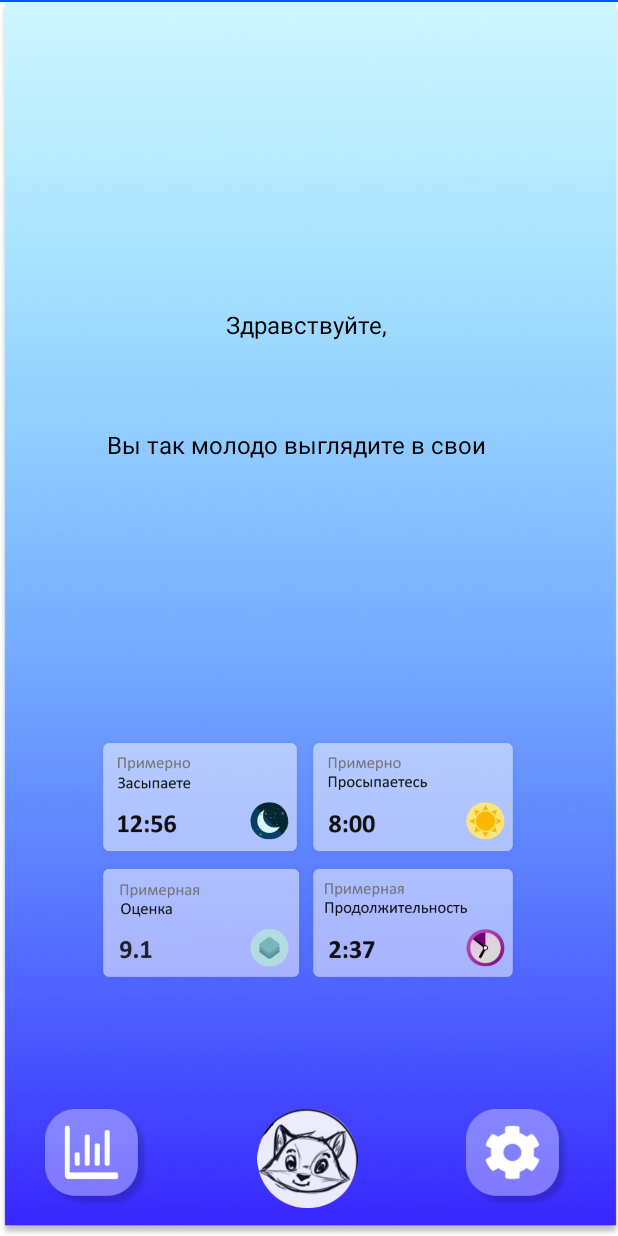
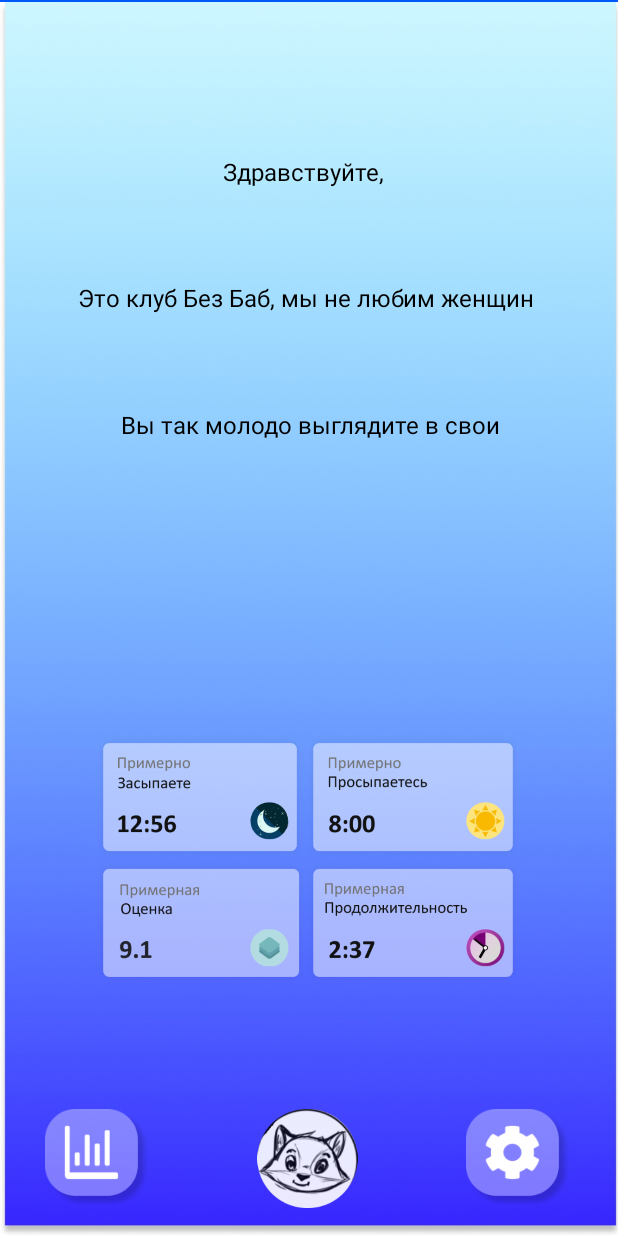
Before and after one commit to loxigl/SleepLab, an Android app: the LoginScreen screen opened directly, with no data from a screen before it, after a tap on "ВОЙТИ", on a phone screen of 412 x 824 dp. Run offline under Robolectric (Android 15) with nearby library versions, the phone set to English and light mode, and no system bars; Roboto replaces fonts that are not available here.

Commit message:
Шейред преференсы(сохраняющиеся глобальные переменный) и одноразовый логин

```diff
--- a/app/src/main/java/com/example/project/LoginScreen.java
+++ b/app/src/main/java/com/example/project/LoginScreen.java
@@ -19,6 +19,7 @@ public class LoginScreen extends AppCompatActivity {
     private SharedPreferences gender;
     private String str1;
     private String str2;
+    public static final String MY_PREFS_NAME="login";
 
 
 
@@ -27,10 +28,14 @@ public class LoginScreen extends AppCompatActivity {
         super.onCreate(savedInstanceState);
         setContentView(R.layout.activity_login);
         btn=(Button) findViewById(R.id.button);
-        /*EditText s1= (EditText) findViewById(R.id.name);
-        EditText s2= (EditText) findViewById(R.id.age) ;
-        str1=s1.getText().toString();
-        str2=s2.getText().toString();*/
+        SharedPreferences prefs = getSharedPreferences(MY_PREFS_NAME, MODE_PRIVATE);
+        Boolean check=prefs.getBoolean("userRegistered",false);
+        if (check)
+        {
+            Intent intent2 = new Intent(LoginScreen.this, MainScreen.class);
+            startActivity(intent2);
+        }
+
 
 
         btn.setOnClickListener(view -> {
@@ -39,9 +44,14 @@ public class LoginScreen extends AppCompatActivity {
             EditText s2= (EditText) findViewById(R.id.age) ;
             str1=s1.getText().toString();
             str2=s2.getText().toString();
-            intent.putExtra("Name",str1);
-            intent.putExtra("Age",str2);
+            /*intent.putExtra("Name",str1);
+            intent.putExtra("Age",str2);*/
             startActivity(intent);
+            SharedPreferences.Editor editor = getSharedPreferences(MY_PREFS_NAME, MODE_PRIVATE).edit();
+            editor.putBoolean("userRegistered", true);
+            editor.putString("name",str1);
+            editor.putString("age",str2);
+            editor.apply();
 
 
         });
@@ -49,9 +59,23 @@ public class LoginScreen extends AppCompatActivity {
     ImageButton button;
    public void onClick(View view)
    {
+       SharedPreferences.Editor editor = getSharedPreferences(MY_PREFS_NAME, MODE_PRIVATE).edit();
+       switch (view.getId()) {
+           case R.id.men:
 
-
+               editor.putBoolean("man",true);
+               editor.apply();
+               break;
+           case R.id.women:
+               editor.putBoolean("man",false);
+               editor.apply();
+               break;
+           default:
+               break;
+       }
        Toast.makeText(this, "Пол выбран", Toast.LENGTH_SHORT).show();
    }
 
+
+
 }
--- a/app/src/main/java/com/example/project/MainScreen.java
+++ b/app/src/main/java/com/example/project/MainScreen.java
@@ -3,30 +3,44 @@ package com.example.project;
 import androidx.appcompat.app.AppCompatActivity;
 
 import android.content.Intent;
+import android.content.SharedPreferences;
 import android.os.Bundle;
 import android.widget.Button;
 import android.widget.TextView;
 
 public class MainScreen extends AppCompatActivity {
+    private static final String MY_PREFS_NAME ="login" ;
     private Button btn1;
     private Button btn2;
     private Button btn3;
     public String name;
     public String age;
+    public Boolean man;
 
 
     @Override
     protected void onCreate(Bundle savedInstanceState) {
         super.onCreate(savedInstanceState);
         setContentView(R.layout.activity_main);
+        SharedPreferences prefs = getSharedPreferences(MY_PREFS_NAME, MODE_PRIVATE);
+        name=prefs.getString("name","");
+        age=prefs.getString("age","");
         btn1=(Button)findViewById(R.id.grafButton);
         btn2=(Button)findViewById(R.id.opthionsButton);
         btn3=(Button)findViewById(R.id.maskotButton) ;
-        Intent firstint=getIntent();
-        name= getIntent().getStringExtra("Name");
-        age=getIntent().getStringExtra("Age");
         TextView s=(TextView) findViewById(R.id.textView3);
         TextView s2=(TextView)findViewById(R.id.textView6);
+        TextView s3=(TextView)findViewById(R.id.textView8);
+        Boolean check=prefs.getBoolean("man",false);
+        if (check)
+        {
+            s3.setText("Проходи в нашу мужскую кампанию");
+
+        }
+        else
+        {
+            s3.setText("Это клуб Без Баб, мы не любим женщин");
+        }
         s.setText("Здравствуйте, "+name);
         s2.setText("Вы так молодо выглядите в свои "+age);
 
--- a/app/src/main/res/layout/activity_login.xml
+++ b/app/src/main/res/layout/activity_login.xml
@@ -143,7 +143,7 @@
         app:layout_constraintTop_toBottomOf="@+id/textView4">
 
         <ImageButton
-            android:id="@+id/imageButton"
+            android:id="@+id/men"
             android:layout_width="67dp"
             android:layout_height="72dp"
             android:layout_weight="1"
@@ -158,7 +158,7 @@
             tools:ignore="SpeakableTextPresentCheck" />
 
         <ImageButton
-            android:id="@+id/imageButton4"
+            android:id="@+id/women"
             android:layout_width="58dp"
             android:layout_height="match_parent"
             android:layout_weight="1"
--- a/app/src/main/res/layout/activity_main.xml
+++ b/app/src/main/res/layout/activity_main.xml
@@ -16,7 +16,22 @@
         app:layout_constraintEnd_toEndOf="parent"
         app:layout_constraintStart_toStartOf="parent"
         app:layout_constraintTop_toTopOf="parent"
+        app:layout_constraintVertical_bias="0.512"
         app:srcCompat="@drawable/lighttheme" />
+
+    <TextView
+        android:id="@+id/textView8"
+        android:layout_width="386dp"
+        android:layout_height="80dp"
+        android:textAlignment="center"
+        android:textColor="#000000"
+        android:textSize="16sp"
+        app:layout_constraintBottom_toBottomOf="parent"
+        app:layout_constraintEnd_toEndOf="parent"
+        app:layout_constraintHorizontal_bias="0.428"
+        app:layout_constraintStart_toStartOf="parent"
+        app:layout_constraintTop_toTopOf="parent"
+        app:layout_constraintVertical_bias="0.252" />
 
     <ImageView
         android:id="@+id/tabs"
@@ -125,10 +140,12 @@
         android:textAlignment="center"
         android:textColor="#000000"
         android:textSize="16sp"
-        app:layout_constraintBottom_toTopOf="@+id/tabs"
+        app:layout_constraintBottom_toBottomOf="parent"
         app:layout_constraintEnd_toEndOf="parent"
+        app:layout_constraintHorizontal_bias="0.428"
         app:layout_constraintStart_toStartOf="parent"
-        app:layout_constraintTop_toTopOf="parent" />
+        app:layout_constraintTop_toTopOf="parent"
+        app:layout_constraintVertical_bias="0.139" />
 
     <TextView
         android:id="@+id/textView6"
@@ -137,11 +154,11 @@
         android:textAlignment="center"
         android:textColor="#000000"
         android:textSize="16sp"
-        app:layout_constraintBottom_toTopOf="@+id/tabs"
+        app:layout_constraintBottom_toBottomOf="parent"
         app:layout_constraintEnd_toEndOf="parent"
-        app:layout_constraintHorizontal_bias="0.23"
+        app:layout_constraintHorizontal_bias="0.6"
         app:layout_constraintStart_toStartOf="parent"
-        app:layout_constraintTop_toBottomOf="@+id/textView3"
-        app:layout_constraintVertical_bias="0.0" />
+        app:layout_constraintTop_toTopOf="parent"
+        app:layout_constraintVertical_bias="0.364" />
 
 </androidx.constraintlayout.widget.ConstraintLayout>
```
Also changed, not shown: app/src/main/java/com/example/project/Mascot.java (+6 -2 lines).
